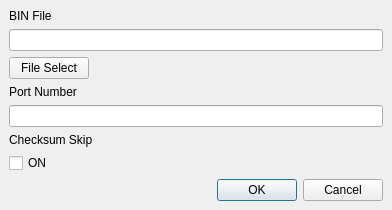
Old version of the form V6.0_Reflect_Feedback/UI_V1.ui in the repository dup06087/Ship_Controller_UI.
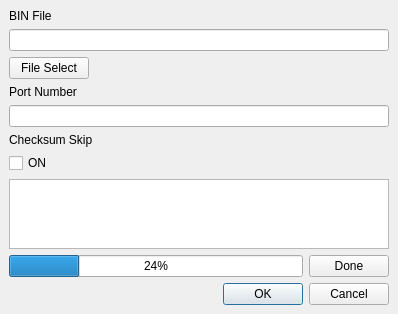
New version of the form.

What changed in the file:
```diff
--- a/V6.0_Reflect_Feedback/UI_V1.ui
+++ b/V6.0_Reflect_Feedback/UI_V1.ui
@@ -6,8 +6,8 @@
    <rect>
     <x>0</x>
     <y>0</y>
-    <width>392</width>
-    <height>206</height>
+    <width>398</width>
+    <height>314</height>
    </rect>
   </property>
   <property name="windowTitle">
@@ -16,7 +16,7 @@
   <widget class="QWidget" name="centralwidget">
    <layout class="QHBoxLayout" name="horizontalLayout">
     <item>
-     <layout class="QVBoxLayout" name="Outter_Layout" stretch="0,0,0,0,0,0,0,0,0">
+     <layout class="QVBoxLayout" name="Outter_Layout" stretch="0,0,0,0,0,0,0,0,0,0,0">
       <property name="sizeConstraint">
        <enum>QLayout::SetDefaultConstraint</enum>
       </property>
@@ -104,6 +104,42 @@
         </property>
        </spacer>
       </item>
+      <item>
+       <widget class="QTextEdit" name="textEdit"/>
+      </item>
+      <item>
+       <layout class="QHBoxLayout" name="horizontalLayout_2">
+        <item>
+         <widget class="QProgressBar" name="progressBar">
+          <property name="value">
+           <number>24</number>
+          </property>
+         </widget>
+        </item>
+        <item>
+         <widget class="QPushButton" name="btn_done">
+          <property name="sizePolicy">
+           <sizepolicy hsizetype="Minimum" vsizetype="Fixed">
+            <horstretch>0</horstretch>
+            <verstretch>0</verstretch>
+           </sizepolicy>
+          </property>
+          <property name="text">
+           <string>Done</string>
+          </property>
+          <property name="autoDefault">
+           <bool>false</bool>
+          </property>
+          <property name="default">
+           <bool>false</bool>
+          </property>
+          <property name="flat">
+           <bool>false</bool>
+          </property>
+         </widget>
+        </item>
+       </layout>
+      </item>
       <item alignment="Qt::AlignRight">
        <widget class="QDialogButtonBox" name="buttonBox">
         <property name="standardButtons">
```
Left out of the diff: 17 changed lines with no effect on the pictures.
